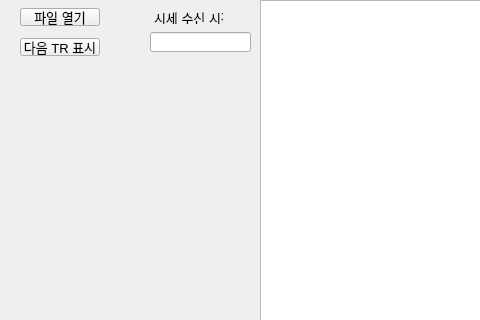
teammtc/TickToBin, file CDlgMain.ui: the form before one commit; both pictures show x 0 to 480 and y 0 to 320 of the 800 by 600 pixel window.
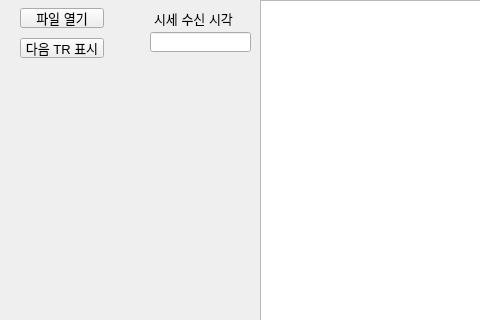
The form after the commit.

Commit message: 파일열기 버튼, 다음TR표시 버튼을 누를 때 동작하는 slot 함수 추가

Diff of the .ui file:
```diff
--- a/CDlgMain.ui
+++ b/CDlgMain.ui
@@ -19,8 +19,8 @@
      <rect>
       <x>20</x>
       <y>8</y>
-      <width>80</width>
-      <height>18</height>
+      <width>84</width>
+      <height>20</height>
      </rect>
     </property>
     <property name="font">
@@ -47,8 +47,8 @@
      <rect>
       <x>20</x>
       <y>38</y>
-      <width>80</width>
-      <height>18</height>
+      <width>84</width>
+      <height>20</height>
      </rect>
     </property>
     <property name="font">
@@ -75,8 +75,8 @@
      <rect>
       <x>154</x>
       <y>12</y>
-      <width>69</width>
-      <height>12</height>
+      <width>94</width>
+      <height>14</height>
      </rect>
     </property>
     <property name="font">
```
Left out of the diff: 36 changed lines with no effect on the pictures. The commit also changes 2 other files.
